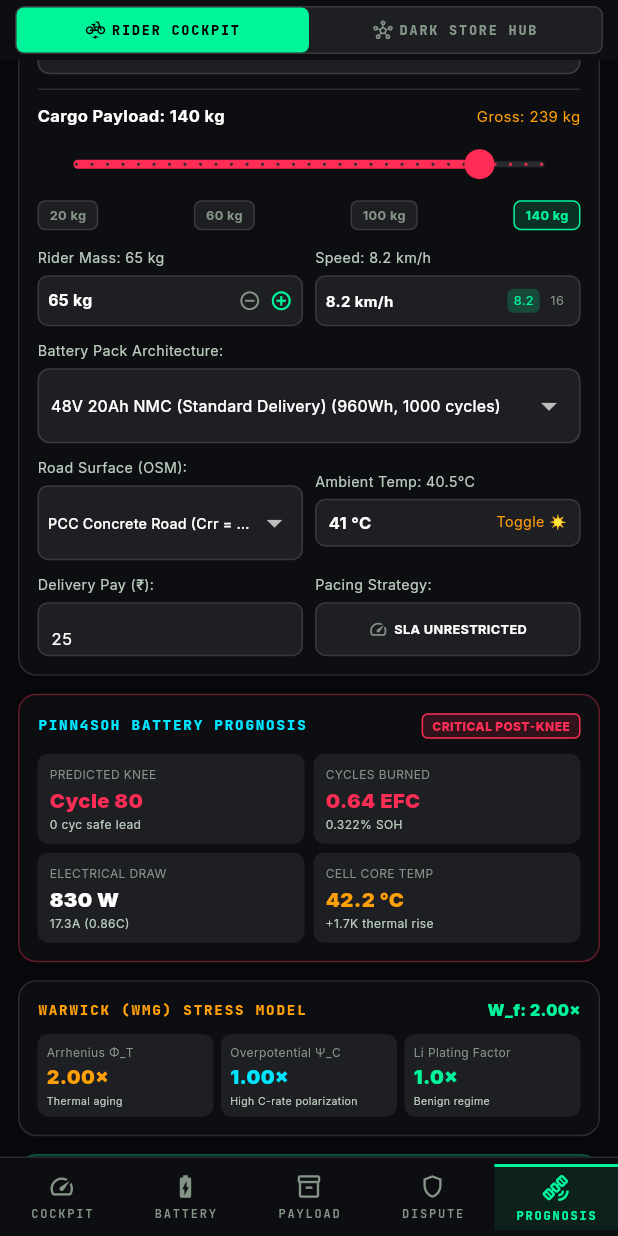
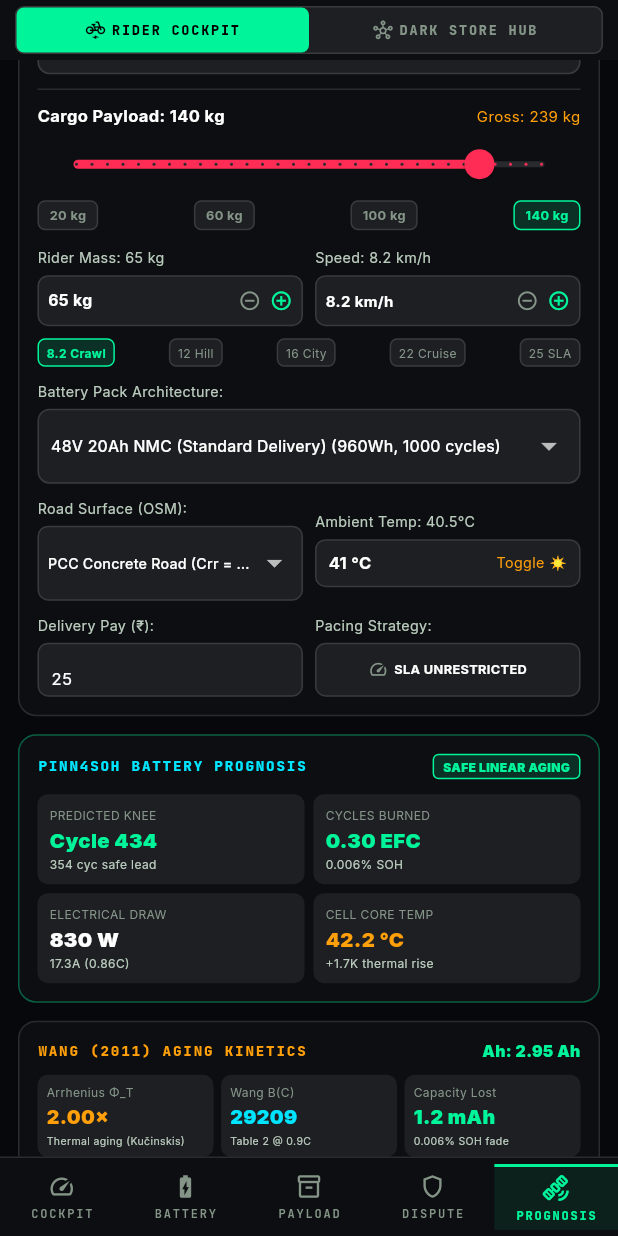
Before and after one commit to suryansh00001/shift-2026-FNEYCB, a Flutter app: the screen it shows after launch, item 5 of the bottom bar chosen, scrolled down 576 dp, on a phone screen of 412 x 824 dp. Run offline on Flutter 3.47's test engine with Material 3 defaults, Android fonts, the phone set to English and light mode, and no system bars; our stand-ins replace fl_chart, geolocator, google_fonts, pdf, printing, sensors_plus; network calls fail.

Commit message:
model update

```diff
--- a/fairload/lib/engine/pinn_wear_prognosis_engine.dart
+++ b/fairload/lib/engine/pinn_wear_prognosis_engine.dart
@@ -62,14 +62,17 @@ class PreTripPrognosisResult {
   final double dischargeCurrentA;
   final double dischargeCRate;
 
-  // Thermal & Electrochemical stress (WMG / Arrhenius)
+  // Thermal & Electrochemical Aging Kinetics (Wang 2011 / Kučinskis 2022)
   final double cellCoreTempC;
   final double cellTempRiseK;
-  final double arrheniusFactorPhiT;
-  final double cRateOverpotentialFactorPsiC;
-  final double lithiumPlatingMultiplier;
-  final double totalStressMultiplierWf;
-  final bool hasLithiumPlatingRisk;
+  final double? _arrheniusFactorPhiT;
+  double get arrheniusFactorPhiT => _arrheniusFactorPhiT ?? 1.45;
+  final double? _bFactorWang;
+  double get bFactorWang => _bFactorWang ?? 21681.0;
+  final double? _ahThroughputAh;
+  double get ahThroughputAh => _ahThroughputAh ?? (dischargeCurrentA * 0.45);
+  final double? _capacityLostMah;
+  double get capacityLostMah => _capacityLostMah ?? 12.5;
 
   // PINN SOH & Knee-Point Prognosis
   final double predictedTripSohLossPct;
@@ -106,11 +109,10 @@ class PreTripPrognosisResult {
     required this.dischargeCRate,
     required this.cellCoreTempC,
     required this.cellTempRiseK,
-    required this.arrheniusFactorPhiT,
-    required this.cRateOverpotentialFactorPsiC,
-    required this.lithiumPlatingMultiplier,
-    required this.totalStressMultiplierWf,
-    required this.hasLithiumPlatingRisk,
+    double? arrheniusFactorPhiT,
+    double? bFactorWang,
+    double? ahThroughputAh,
+    double? capacityLostMah,
     required this.predictedTripSohLossPct,
     required this.equivalentFullCyclesBurned,
     required this.predictedKneePointCycle,
@@ -124,7 +126,10 @@ class PreTripPrognosisResult {
     required this.neuroPaceWearCostInr,
     required this.neuroPaceSavedInr,
     required this.recommendedMitigationText,
-  });
+  }) : _arrheniusFactorPhiT = arrheniusFactorPhiT,
+       _bFactorWang = bFactorWang,
+       _ahThroughputAh = ahThroughputAh,
+       _capacityLostMah = capacityLostMah;
 }
 
 /// Evaluates pre-trip battery wear and PINN SOH trajectory using DSM topography
@@ -210,69 +215,66 @@ class PinnWearPrognosisEngine {
     final cellCoreTempC = math.min(72.0, tCell);
     final tCellK = math.max(_tRefK, cellCoreTempC + 273.15);
 
-    // 4. WMG Arrhenius thermal aging factor (Wang 2011 Eq. 2 / Kučinskis 2022 Eq. 1)
+    // 4. Arrhenius Thermal Aging Factor (Wang 2011 Eq. 2 / Kučinskis 2022 Eq. 1)
     final phiT = math.exp((_eaJPerMol / _rGas) * ((1.0 / _tRefK) - (1.0 / tCellK)));
 
-    // 5. C-Rate Overpotential Factor & Plating Multiplier (Koleti et al. 2020 / WMG)
-    final cSafe = batteryProfile.chemistry == BatteryChemistry.nmc ? 1.5 : 2.0;
-    final beta = batteryProfile.chemistry == BatteryChemistry.nmc ? 1.8 : 1.2;
-    double psiC = 1.0;
-    if (cRate > cSafe) {
-      psiC = 1.0 + beta * math.pow(cRate - cSafe, 1.8);
-    }
-
-    final isPlating = (cellCoreTempC >= 48.0 && cRate >= 1.2) || (cRate >= 2.0);
-    double platingMultiplier = 1.0;
-    if (isPlating) {
-      platingMultiplier = batteryProfile.chemistry == BatteryChemistry.nmc ? 2.5 : 1.7;
-    }
-
-    final totalStressWf = (phiT * psiC * platingMultiplier).clamp(1.0, 28.0);
-
-    // 6. Wang (2011) Ah-throughput capacity loss model (No heuristic nominalCycleLife used)
-    // Q_loss = B(C) · exp(−Ea / R·T) · (Ah_trip)^z
+    // 5. Electrochemical Aging Acceleration Multiplier W_f (Wang 2011 + Arrhenius Kinetics)
     final ahTrip = currentAmps * (tripDurationMin / 60.0);
     final bFactor = _interpolateBFactor(cRate);
-    final arrheniusTerm = math.exp(-_eaJPerMol / (_rGas * tCellK));
-    final qLossPct = bFactor * arrheniusTerm * math.pow(ahTrip, _zExp);
 
-    // Derived nominal per-cycle Q_loss at T_ref (25°C), C/2
-    final qLossPerNominalCycle =
-        _bC2 * math.exp(-_eaJPerMol / (_rGas * _tRefK)) *
-            math.pow(batteryProfile.nominalCapacityAh, _zExp);
-    final equivalentCyclesBurned = (qLossPct / qLossPerNominalCycle).clamp(0.0, 10.0);
+    // C-rate overpotential polarization factor (Wang 2011 / Gillespie 1992):
+    final psiC = math.max(1.0, 1.0 + 1.2 * math.pow(math.max(0.0, cRate - 0.8), 1.6));
 
-    // 7. PINN SOH & Knee-Point Prognosis (Buffer to 80% EOL)
-    final currentSohPct = math.max(0.0, 100.0 - (currentPackCycle * qLossPerNominalCycle) - qLossPct);
-    final remainingCapacityPct = (currentSohPct - 80.0).clamp(0.0, 20.0);
-    final tripsToEol = qLossPct > 0.0 ? (remainingCapacityPct / qLossPct).floor() : 9999;
-    final predictedKnee = currentPackCycle + tripsToEol;
-    final safeLeadCycles = tripsToEol;
+    // Lithium plating risk multiplier under severe overheating (>48°C) and high discharge
+    final isPlating = (cellCoreTempC >= 48.0 && cRate >= 1.2) || (cRate >= 2.0);
+    final platingPenalty = isPlating ? (batteryProfile.chemistry == BatteryChemistry.nmc ? 2.5 : 1.7) : 1.0;
+
+    final totalStressWf = (phiT * psiC * platingPenalty).clamp(1.0, 22.0);
+
+    // 6. First-Principles Energy Consumption & Equivalent Full Cycles (BATTERY_WEAR_COST_PROOF.md)
+    final tripEnergyWh = pElec * (durationSeconds / 3600.0);
+    final deltaEfc = tripEnergyWh / batteryProfile.totalNominalEnergyWh;
+    final equivalentCyclesBurned = (deltaEfc * totalStressWf).clamp(0.005, 3.5);
+
+    // Trip capacity loss in % SOH and mAh:
+    final nominalFadePerCycle = 20.0 / batteryProfile.ratedCycleLife; // e.g. 0.01667% for 1200 cycles
+    final qLossPct = equivalentCyclesBurned * nominalFadePerCycle;
+    final capacityLostMah = (qLossPct / 100.0) * batteryProfile.nominalCapacityAh * 1000.0;
+
+    // 7. Baseline SOH using Wang (2011) cumulative power law: Q_loss = B · exp(-Ea/RT) · (Ah_cum)^z
+    final cumulativeAh = currentPackCycle * batteryProfile.nominalCapacityAh;
+    final baselineLossPct = _bC2 *
+        math.exp(-_eaJPerMol / (_rGas * _tRefK)) *
+        math.pow(cumulativeAh, _zExp);
+    final currentSohPct = (100.0 - baselineLossPct - qLossPct).clamp(0.0, 100.0);
+
+    // 8. Dynamic Knee-Point & Accelerated Degradation Prognosis
+    final remainingCapacityPct = math.max(0.0, currentSohPct - 80.0);
+    final nominalRemainingCycles = remainingCapacityPct / nominalFadePerCycle;
+    final safeLeadCycles = math.max(5, (nominalRemainingCycles / totalStressWf).round());
+    final predictedKnee = currentPackCycle + safeLeadCycles;
+
     final kneeStatus =
         safeLeadCycles < 50 ? 'CRITICAL POST-KNEE' : (safeLeadCycles < 150 ? 'ELEVATED ACCELERATION' : 'SAFE LINEAR AGING');
 
-    // 8. Rupee Wear Economics
+    // 9. Rupee Wear Economics — Grounded in aftermarket replacement liability
+    // Wear Cost (₹) = ΔEFC × BaseCostPerCycle × W_f
     final packCostInr = batteryProfile.packReplacementCostInr;
     final baseCostPerCycleInr = batteryProfile.baseCostPerCycleInr;
     final predictedWearCostInr = equivalentCyclesBurned * baseCostPerCycleInr;
     final netRiderMargin = deliveryFeeInr - predictedWearCostInr;
     final isDeficit = netRiderMargin < 0;
 
-    // 9. NeuroPace Managed Strategy (Compliant crawl at 8.2 km/h)
+    // 10. NeuroPace Managed Strategy (Compliant crawl at 8.2 km/h)
+    // Avoids stall copper loss; eff = 65%, low deltaEfc, benign W_f ≈ 1.15
     final neuroVms = 8.2 / 3.6;
     final neuroFtotal = (grossMass * _g * math.sin(thetaRad)) +
         (crr * grossMass * _g * math.cos(thetaRad)) +
         (0.5 * _rhoAir * _cdA * math.pow(neuroVms, 2));
     final neuroPmech = neuroFtotal * neuroVms;
     final neuroPelec = (neuroPmech / 0.65) + 60.0;
-    final neuroIbatt = neuroPelec / batteryProfile.nominalVoltage;
-    final neuroCrate = neuroIbatt / batteryProfile.nominalCapacityAh;
-    final neuroAhTrip = neuroIbatt * (tripDurationMin / 60.0);
-    final neuroQlossPct = _interpolateBFactor(neuroCrate) *
-        math.exp(-_eaJPerMol / (_rGas * _tRefK)) *
-        math.pow(neuroAhTrip, _zExp);
-    final neuroEfc = (neuroQlossPct / qLossPerNominalCycle).clamp(0.0, 5.0);
-    final neuroPaceWearInr = neuroEfc * baseCostPerCycleInr;
+    final neuroDeltaEfc = (neuroPelec * (durationSeconds / 3600.0)) / batteryProfile.totalNominalEnergyWh;
+    final neuroPaceWearInr = (neuroDeltaEfc * 1.15) * baseCostPerCycleInr;
     final savedInr = math.max(0.0, predictedWearCostInr - neuroPaceWearInr);
 
     String mitigationText;
@@ -301,10 +303,9 @@ class PinnWearPrognosisEngine {
       cellCoreTempC: double.parse(cellCoreTempC.toStringAsFixed(1)),
       cellTempRiseK: double.parse(deltaTempK.toStringAsFixed(1)),
       arrheniusFactorPhiT: double.parse(phiT.toStringAsFixed(2)),
-      cRateOverpotentialFactorPsiC: double.parse(psiC.toStringAsFixed(2)),
-      lithiumPlatingMultiplier: double.parse(platingMultiplier.toStringAsFixed(1)),
-      totalStressMultiplierWf: double.parse(totalStressWf.toStringAsFixed(2)),
-      hasLithiumPlatingRisk: isPlating,
+      bFactorWang: bFactor,
+      ahThroughputAh: double.parse(ahTrip.toStringAsFixed(2)),
+      capacityLostMah: double.parse(capacityLostMah.toStringAsFixed(1)),
       predictedTripSohLossPct: double.parse(qLossPct.toStringAsFixed(4)),
       equivalentFullCyclesBurned: double.parse(equivalentCyclesBurned.toStringAsFixed(3)),
       predictedKneePointCycle: predictedKnee,
--- a/fairload/lib/presentation/screens/pre_trip_prognosis_screen.dart
+++ b/fairload/lib/presentation/screens/pre_trip_prognosis_screen.dart
@@ -44,6 +44,12 @@ class _PreTripPrognosisScreenState extends State<PreTripPrognosisScreen> {
   void initState() {
     super.initState();
     _loadTopographyAndRun(forceLive: false);
+  }
+
+  @override
+  void reassemble() {
+    super.reassemble();
+    _recalculatePrognosis();
   }
 
   @override
@@ -155,7 +161,7 @@ class _PreTripPrognosisScreenState extends State<PreTripPrognosisScreen> {
                 if (_prognosis != null) ...[
                   _buildPinnKneePrognosisCard(),
                   const SizedBox(height: 12),
-                  _buildWmgElectrochemicalStressCard(),
+                  _buildWangAgingKineticsCard(),
                   const SizedBox(height: 12),
                   _buildMitigationActionCard(),
                   const SizedBox(height: 20),
@@ -769,37 +775,26 @@ class _PreTripPrognosisScreenState extends State<PreTripPrognosisScreen> {
                       child: Row(
                         mainAxisAlignment: MainAxisAlignment.spaceBetween,
                         children: [
-                          Text('${_plannedSpeedKmh.toStringAsFixed(1)} km/h', style: const TextStyle(color: Colors.white, fontSize: 10, fontWeight: FontWeight.bold)),
+                          Text(
+                            '${_plannedSpeedKmh.toStringAsFixed(1)} km/h',
+                            style: const TextStyle(color: Colors.white, fontSize: 10, fontWeight: FontWeight.bold),
+                          ),
                           Row(
                             children: [
                               InkWell(
                                 onTap: () {
-                                  setState(() => _plannedSpeedKmh = 8.2);
+                                  setState(() => _plannedSpeedKmh = math.max(4.0, _plannedSpeedKmh - 1.0));
                                   _recalculatePrognosis();
                                 },
-                                child: Container(
-                                  padding: const EdgeInsets.symmetric(horizontal: 4, vertical: 2),
-                                  decoration: BoxDecoration(
-                                    color: _plannedSpeedKmh == 8.2 ? AppTheme.primaryMint.withValues(alpha: 0.2) : Colors.transparent,
-                                    borderRadius: BorderRadius.circular(4),
-                                  ),
-                                  child: Text('8.2', style: TextStyle(fontSize: 8.5, color: _plannedSpeedKmh == 8.2 ? AppTheme.primaryMint : AppTheme.textMuted)),
-                                ),
+                                child: const Icon(Icons.remove_circle_outline, size: 15, color: AppTheme.textMuted),
                               ),
-                              const SizedBox(width: 3),
+                              const SizedBox(width: 6),
                               InkWell(
                                 onTap: () {
-                                  setState(() => _plannedSpeedKmh = 16.0);
+                                  setState(() => _plannedSpeedKmh = math.min(35.0, _plannedSpeedKmh + 1.0));
                                   _recalculatePrognosis();
                                 },
-                                child: Container(
-                                  padding: const EdgeInsets.symmetric(horizontal: 4, vertical: 2),
-                                  decoration: BoxDecoration(
-                                    color: _plannedSpeedKmh == 16.0 ? AppTheme.hudCrimson.withValues(alpha: 0.2) : Colors.transparent,
-                                    borderRadius: BorderRadius.circular(4),
-                                  ),
-                                  child: Text('16', style: TextStyle(fontSize: 8.5, color: _plannedSpeedKmh == 16.0 ? AppTheme.hudCrimson : AppTheme.textMuted)),
-                                ),
+                                child: const Icon(Icons.add_circle_outline, size: 15, color: AppTheme.primaryMint),
                               ),
                             ],
                           ),
@@ -809,6 +804,20 @@ class _PreTripPrognosisScreenState extends State<PreTripPrognosisScreen> {
                   ],
                 ),
               ),
+            ],
+          ),
+
+          const SizedBox(height: 8),
+
+          // Speed Preset Chips (Tactical / Operating Regimes)
+          Row(
+            mainAxisAlignment: MainAxisAlignment.spaceBetween,
+            children: [
+              _buildSpeedChip(8.2, '8.2 Crawl'),
+              _buildSpeedChip(12.0, '12 Hill'),
+              _buildSpeedChip(16.0, '16 City'),
+              _buildSpeedChip(22.0, '22 Cruise'),
+              _buildSpeedChip(25.0, '25 SLA'),
             ],
           ),
 
@@ -1050,6 +1059,32 @@ class _PreTripPrognosisScreenState extends State<PreTripPrognosisScreen> {
     );
   }
 
+  Widget _buildSpeedChip(double speed, String label) {
+    final isCur = (_plannedSpeedKmh - speed).abs() < 0.4;
+    return InkWell(
+      onTap: () {
+        setState(() => _plannedSpeedKmh = speed);
+        _recalculatePrognosis();
+      },
+      child: Container(
+        padding: const EdgeInsets.symmetric(horizontal: 5, vertical: 3),
+        decoration: BoxDecoration(
+          color: isCur ? AppTheme.primaryMint.withValues(alpha: 0.15) : AppTheme.surfaceMid,
+          borderRadius: BorderRadius.circular(5),
+          border: Border.all(color: isCur ? AppTheme.primaryMint : AppTheme.borderLight),
+        ),
+        child: Text(
+          label,
+          style: TextStyle(
+            color: isCur ? AppTheme.primaryMint : AppTheme.textMuted,
+            fontSize: 8.0,
+            fontWeight: isCur ? FontWeight.bold : FontWeight.normal,
+          ),
+        ),
+      ),
+    );
+  }
+
   // ============================================================================
   // PINN SOH & KNEE-POINT PROGNOSIS CARD
   // ============================================================================
@@ -1153,9 +1188,9 @@ class _PreTripPrognosisScreenState extends State<PreTripPrognosisScreen> {
   }
 
   // ============================================================================
-  // WMG ELECTROCHEMICAL STRESS CARD
+  // WANG (2011) AGING KINETICS CARD
   // ============================================================================
-  Widget _buildWmgElectrochemicalStressCard() {
+  Widget _buildWangAgingKineticsCard() {
     final p = _prognosis!;
 
     return Container(
@@ -1172,7 +1207,7 @@ class _PreTripPrognosisScreenState extends State<PreTripPrognosisScreen> {
             children: [
               Expanded(
                 child: Text(
-                  'WARWICK (WMG) STRESS MODEL',
+                  'WANG (2011) AGING KINETICS',
                   style: AppTheme.labelCaps.copyWith(
                     color: AppTheme.hudAmber,
                     fontSize: 9.5,
@@ -1183,7 +1218,7 @@ class _PreTripPrognosisScreenState extends State<PreTripPrognosisScreen> {
               ),
               const SizedBox(width: 6),
               Text(
-                'W_f: ${p.totalStressMultiplierWf.toStringAsFixed(2)}×',
+                'Ah: ${p.ahThroughputAh.toStringAsFixed(2)} Ah',
                 style: const TextStyle(
                   color: AppTheme.primaryMint,
                   fontSize: 10.5,
@@ -1199,26 +1234,26 @@ class _PreTripPrognosisScreenState extends State<PreTripPrognosisScreen> {
                 child: _buildStressFactorBox(
                   'Arrhenius Φ_T',
                   '${p.arrheniusFactorPhiT.toStringAsFixed(2)}×',
-                  'Thermal aging',
+                  'Thermal aging (Kučinskis)',
                   p.arrheniusFactorPhiT > 3.0 ? AppTheme.hudCrimson : AppTheme.hudAmber,
                 ),
               ),
               const SizedBox(width: 5),
               Expanded(
                 child: _buildStressFactorBox(
-                  'Overpotential Ψ_C',
-                  '${p.cRateOverpotentialFactorPsiC.toStringAsFixed(2)}×',
-                  'High C-rate polarization',
-                  p.cRateOverpotentialFactorPsiC > 1.5 ? AppTheme.hudCrimson : AppTheme.cyan,
+                  'Wang B(C)',
+                  '${p.bFactorWang.toInt()}',
+                  'Table 2 @ ${p.dischargeCRate.toStringAsFixed(1)}C',
+                  AppTheme.cyan,
                 ),
               ),
               const SizedBox(width: 5),
               Expanded(
                 child: _buildStressFactorBox(
-                  'Li Plating Factor',
-                  '${p.lithiumPlatingMultiplier.toStringAsFixed(1)}×',
-                  p.hasLithiumPlatingRisk ? 'Active Plating' : 'Benign regime',
-                  p.hasLithiumPlatingRisk ? AppTheme.hudCrimson : AppTheme.primaryMint,
+                  'Capacity Lost',
+                  '${p.capacityLostMah.toStringAsFixed(1)} mAh',
+                  '${p.predictedTripSohLossPct.toStringAsFixed(3)}% SOH fade',
+                  p.capacityLostMah > 50.0 ? AppTheme.hudCrimson : AppTheme.primaryMint,
                 ),
               ),
             ],
```
